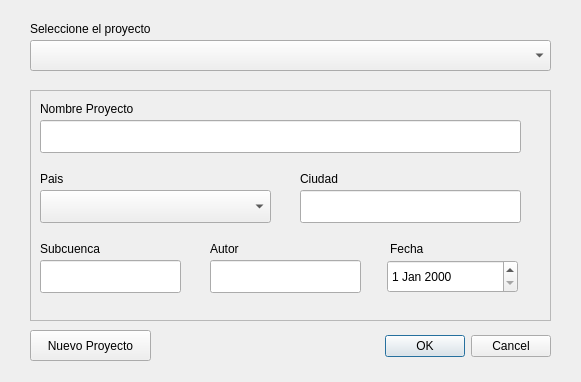
The window that app/resources/project_dialog.ui (EL-BID/red_basica) describes before a commit, drawn with Qt 5.
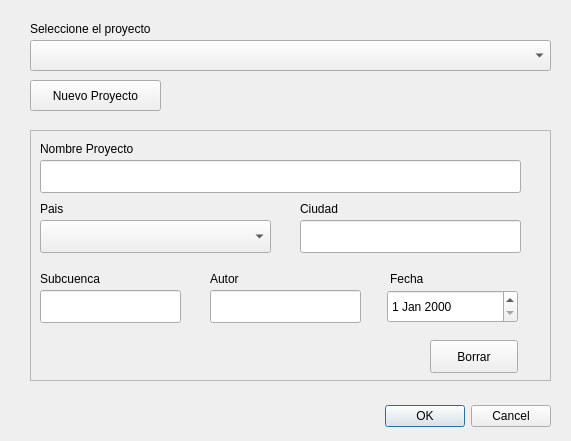
The same window after the commit. Icons and pictures are not drawn.

Commit message: delete project option and several fixes related to cancel buttons #56

```diff
--- a/app/resources/project_dialog.ui
+++ b/app/resources/project_dialog.ui
@@ -6,8 +6,8 @@
    <rect>
     <x>0</x>
     <y>0</y>
-    <width>581</width>
-    <height>382</height>
+    <width>571</width>
+    <height>441</height>
    </rect>
   </property>
   <property name="windowTitle">
@@ -20,7 +20,7 @@
    <property name="geometry">
     <rect>
      <x>210</x>
-     <y>330</y>
+     <y>400</y>
      <width>341</width>
      <height>32</height>
     </rect>
@@ -36,8 +36,8 @@
    <property name="geometry">
     <rect>
      <x>30</x>
-     <y>330</y>
-     <width>121</width>
+     <y>80</y>
+     <width>131</width>
      <height>31</height>
     </rect>
    </property>
@@ -72,9 +72,9 @@
    <property name="geometry">
     <rect>
      <x>30</x>
-     <y>90</y>
+     <y>130</y>
      <width>521</width>
-     <height>231</height>
+     <height>251</height>
     </rect>
    </property>
    <property name="frameShape">
@@ -87,7 +87,7 @@
     <property name="geometry">
      <rect>
       <x>270</x>
-      <y>80</y>
+      <y>70</y>
       <width>60</width>
       <height>17</height>
      </rect>
@@ -110,7 +110,7 @@
     <property name="geometry">
      <rect>
       <x>10</x>
-      <y>150</y>
+      <y>140</y>
       <width>81</width>
       <height>17</height>
      </rect>
@@ -123,7 +123,7 @@
     <property name="geometry">
      <rect>
       <x>360</x>
-      <y>150</y>
+      <y>140</y>
       <width>60</width>
       <height>17</height>
      </rect>
@@ -136,7 +136,7 @@
     <property name="geometry">
      <rect>
       <x>10</x>
-      <y>170</y>
+      <y>160</y>
       <width>141</width>
       <height>33</height>
      </rect>
@@ -146,7 +146,7 @@
     <property name="geometry">
      <rect>
       <x>357</x>
-      <y>170</y>
+      <y>160</y>
       <width>131</width>
       <height>33</height>
      </rect>
@@ -156,7 +156,7 @@
     <property name="geometry">
      <rect>
       <x>180</x>
-      <y>150</y>
+      <y>140</y>
       <width>60</width>
       <height>17</height>
      </rect>
@@ -182,7 +182,7 @@
     <property name="geometry">
      <rect>
       <x>10</x>
-      <y>80</y>
+      <y>70</y>
       <width>60</width>
       <height>17</height>
      </rect>
@@ -195,7 +195,7 @@
     <property name="geometry">
      <rect>
       <x>10</x>
-      <y>100</y>
+      <y>90</y>
       <width>231</width>
       <height>33</height>
      </rect>
@@ -205,7 +205,7 @@
     <property name="geometry">
      <rect>
       <x>180</x>
-      <y>170</y>
+      <y>160</y>
       <width>151</width>
       <height>33</height>
      </rect>
@@ -215,12 +215,28 @@
     <property name="geometry">
      <rect>
       <x>270</x>
-      <y>100</y>
+      <y>90</y>
       <width>221</width>
       <height>33</height>
      </rect>
     </property>
    </widget>
+   <widget class="QPushButton" name="deleteProjectButton">
+    <property name="geometry">
+     <rect>
+      <x>400</x>
+      <y>210</y>
+      <width>88</width>
+      <height>33</height>
+     </rect>
+    </property>
+    <property name="text">
+     <string>Borrar</string>
+    </property>
+    <property name="icon">
+     <iconset theme="remove"/>
+    </property>
+   </widget>
   </widget>
  </widget>
  <resources/>
```
Left out of the diff: 3 changed lines with no effect on the pictures. The commit also changes 8 other files.
